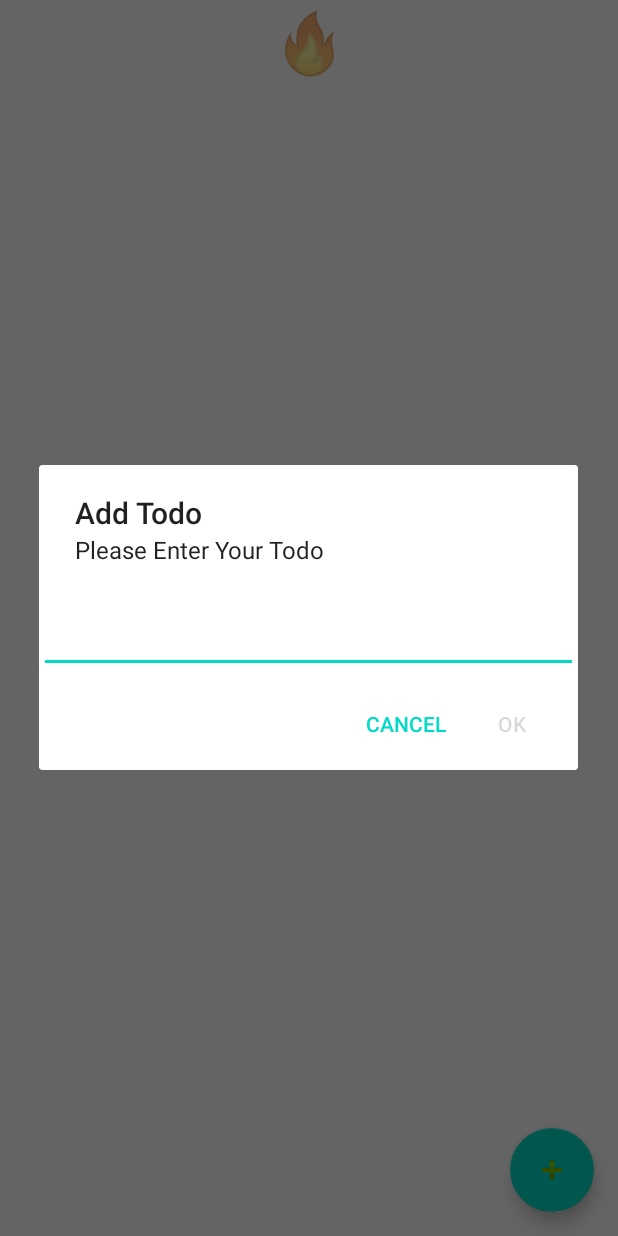
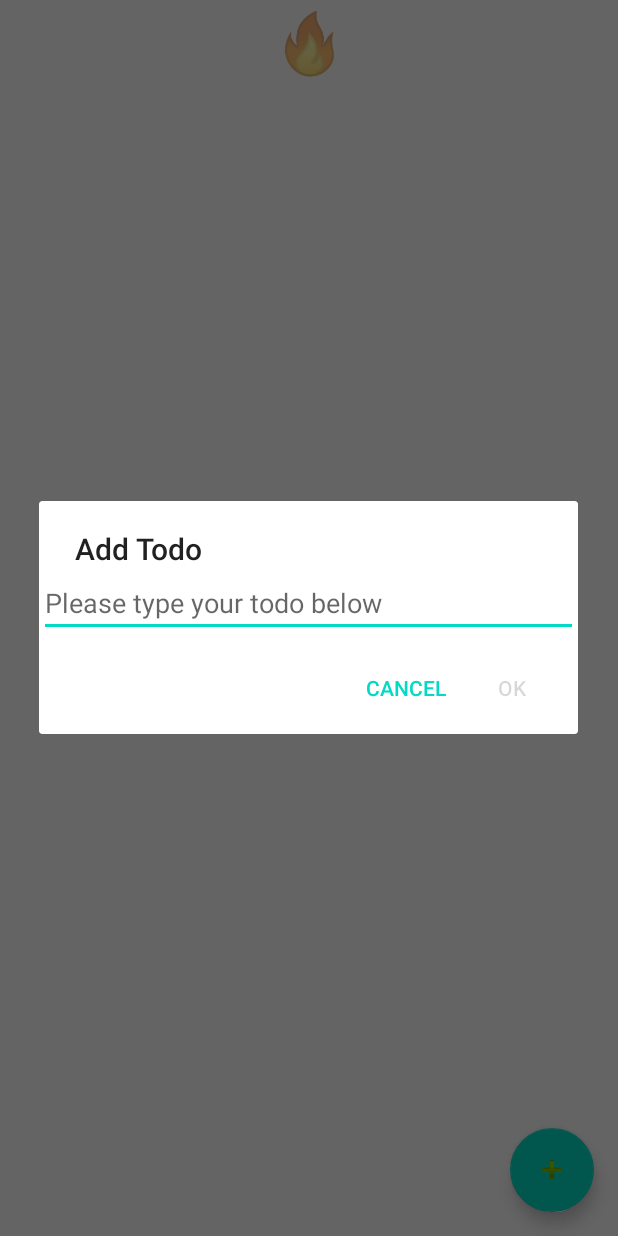
Before and after one commit to zderick/FireBook2020, an Android app: the screen it shows after launch (MainActivity), after a tap on an icon or button, on a phone screen of 412 x 824 dp. Run offline under Robolectric (Android 15) with nearby library versions, the light colour scheme and no system bars; our stand-ins replace Firebase (no records; nobody signed in at launch, a user with empty details on screens opened directly).

Commit message:
Edit text update

```diff
--- a/app/src/main/java/com/cdcompany/firebook/AddTodoDialogFragment.kt
+++ b/app/src/main/java/com/cdcompany/firebook/AddTodoDialogFragment.kt
@@ -5,14 +5,17 @@ import android.app.Dialog
 import android.content.DialogInterface
 import android.os.Bundle
 import android.text.Editable
+import android.text.InputType
 import android.text.TextUtils
 import android.text.TextWatcher
 import android.view.KeyEvent
 import android.view.LayoutInflater
 import android.view.View
 import android.view.ViewGroup
+import android.view.inputmethod.EditorInfo
 import android.widget.Button
 import android.widget.EditText
+import android.widget.TextView
 import androidx.fragment.app.DialogFragment
 
 
@@ -26,17 +29,32 @@ class AddTodoDialogFragment : DialogFragment(), DialogInterface.OnClickListener
 
     override fun onCreateDialog(savedInstanceState: Bundle?): Dialog {
         editText = EditText(activity)
+        editText.imeOptions = EditorInfo.IME_ACTION_DONE
+        editText.inputType = InputType.TYPE_CLASS_TEXT
+
+        editText.setOnEditorActionListener(object : TextView.OnEditorActionListener{
+            override fun onEditorAction(p0: TextView?, actionId: Int, event: KeyEvent?): Boolean {
+                if (actionId == EditorInfo.IME_ACTION_DONE) {
+                    editText.clearFocus()
+                    passBackTodo()
+                    dismiss()
+                    return true
+                }
+                return false
+            }
+        })
 
         val alertDialog : AlertDialog =  AlertDialog.Builder(activity)
-            .setTitle("Add Todo")
-            .setMessage("Please Enter Your Todo")
-            .setPositiveButton("OK", this)
-            .setNegativeButton("CANCEL", null)
+            .setTitle(R.string.add_todo_dialog_title)
+            .setPositiveButton(R.string.add_todo_dialog_ok_text, this)
+            .setNegativeButton(R.string.add_todo_dialog_cancel_text, null)
             .setView(editText)
             .create()
 
         alertDialog.show()
         alertDialog.getButton(AlertDialog.BUTTON_POSITIVE).isEnabled = false
+
+        editText.hint = getString(R.string.add_todo_dialog_hint_text)
 
         editText.addTextChangedListener(object : TextWatcher {
             override fun afterTextChanged(p0: Editable?) {
--- a/app/src/main/res/values/strings.xml
+++ b/app/src/main/res/values/strings.xml
@@ -11,7 +11,11 @@
     <string name="book_emoji">📙</string>
     <string name="books_emoji">📙📙📙📙📙📙📙📙📙📙📙📙📙📙📙</string>
 
-    <string name="add_todo_dialog_title">Adding Todo</string>
+    <string name="add_todo_dialog_title">Add Todo</string>
+    <string name="add_todo_dialog_hint_text">Please type your todo below</string>
+    <string name="add_todo_dialog_ok_text">OK</string>
+    <string name="add_todo_dialog_cancel_text">CANCEL</string>
+
 
 
 </resources>
```
Also changed, not shown: app/src/main/java/com/cdcompany/firebook/TodoRecyclerViewAdapter.kt (+42 -2 lines), app/src/main/res/layout/todo.xml (+5 -2 lines).
